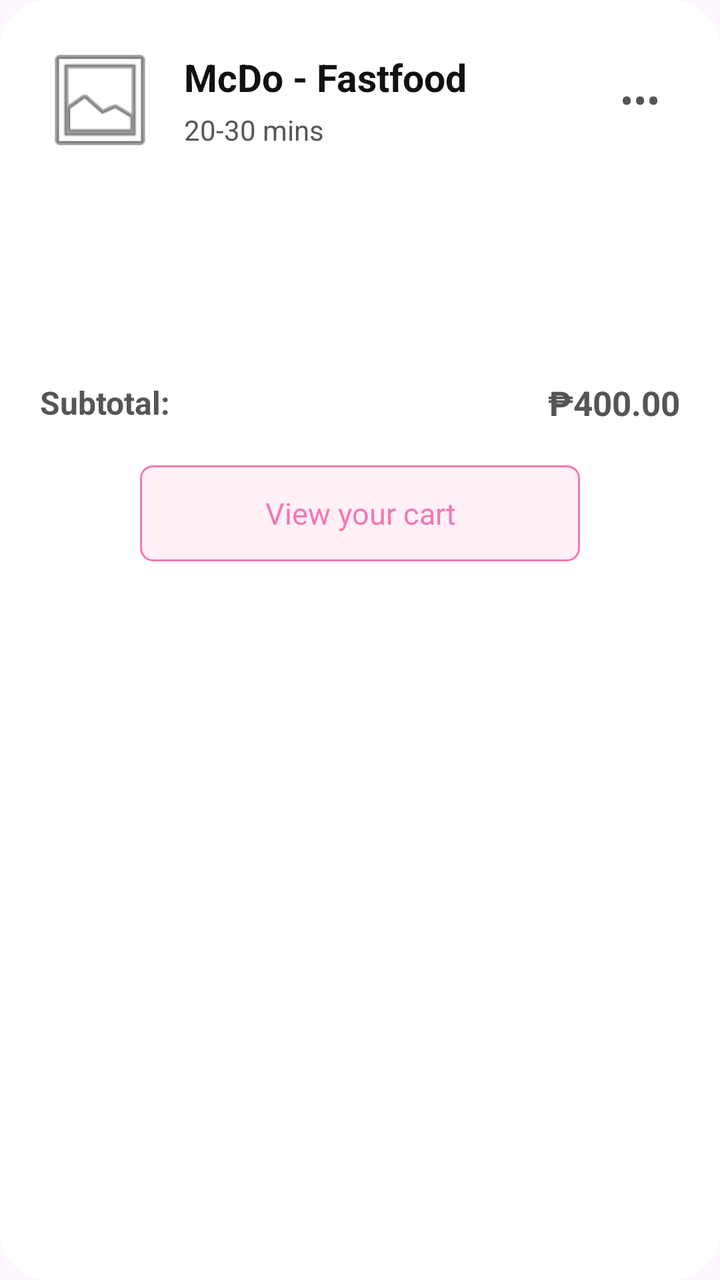
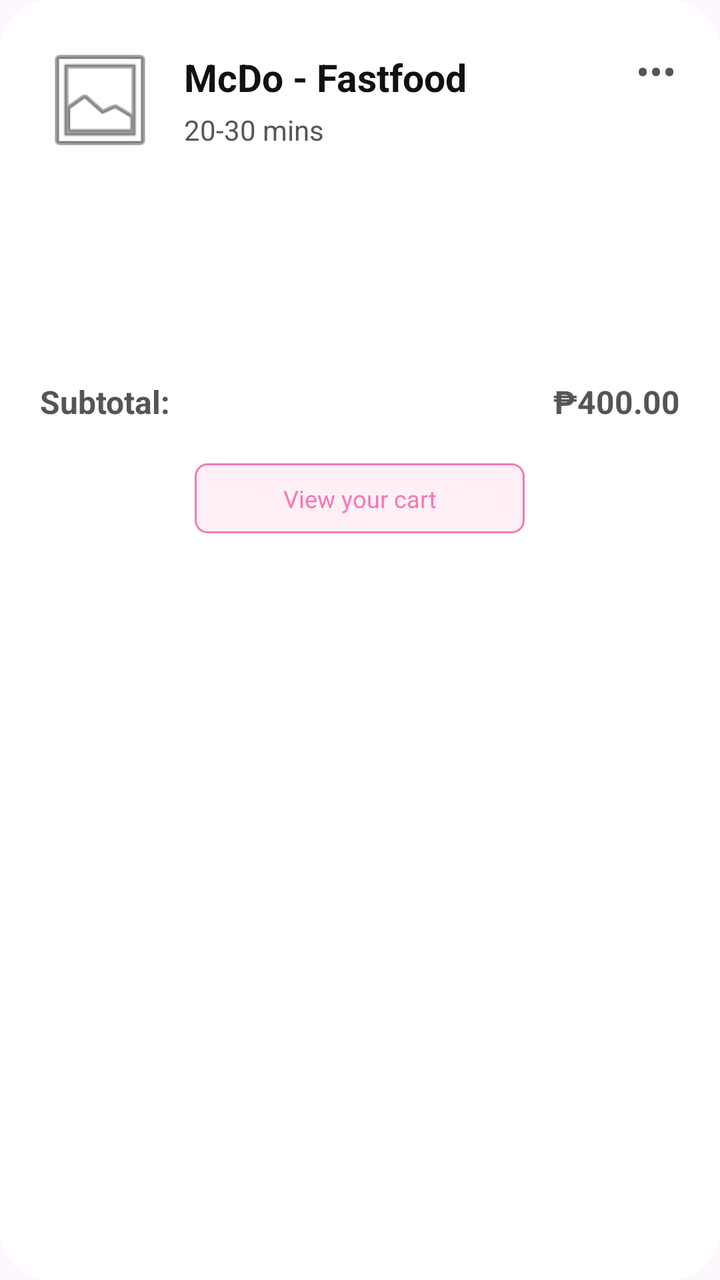

An Android layout rendered at two revisions. The XML below is the earlier revision; the diff shows what the commit changed to produce the second picture.
<!-- AndroidManifest.xml: application theme Theme.Click2Eat -->
<!-- res/layout/item_restaurant_cart.xml -->
<?xml version="1.0" encoding="utf-8"?>
<LinearLayout
    xmlns:android="http://schemas.android.com/apk/res/android"
    xmlns:tools="http://schemas.android.com/tools"
    android:layout_width="match_parent"
    android:layout_height="wrap_content"
    android:layout_marginBottom="20dp"
    android:background="@drawable/bg_restaurant_cart"
    android:orientation="vertical"
    android:padding="20dp">

    
    <LinearLayout
        android:layout_width="match_parent"
        android:layout_height="wrap_content"
        android:orientation="horizontal"
        android:gravity="center_vertical">

        
        <ImageView
            android:id="@+id/imgRestaurant"
            android:layout_width="60dp"
            android:layout_height="60dp"
            android:scaleType="fitCenter"
            android:src="@android:drawable/ic_menu_gallery"
            android:contentDescription="Restaurant logo" />

        
        <LinearLayout
            android:layout_width="0dp"
            android:layout_height="wrap_content"
            android:layout_weight="1"
            android:layout_marginStart="12dp"
            android:orientation="vertical">

            <TextView
                android:id="@+id/txtRestaurantName"
                android:layout_width="match_parent"
                android:layout_height="wrap_content"
                android:text="McDo - Fastfood"
                android:textColor="#111111"
                android:textSize="19sp"
                android:textStyle="bold"
                android:maxLines="2" />

            <TextView
                android:id="@+id/txtDeliveryTime"
                android:layout_width="match_parent"
                android:layout_height="wrap_content"
                android:layout_marginTop="4dp"
                android:text="20-30 mins"
                android:textColor="#555555"
                android:textSize="14sp" />

        </LinearLayout>

        
        <TextView
            android:id="@+id/btnRestaurantOptions"
            android:layout_width="40dp"
            android:layout_height="48dp"
            android:gravity="center"
            android:text="•••"
            android:textSize="20sp"
            android:textColor="#555555"
            android:contentDescription="Restaurant options" />

    </LinearLayout>

    
    <LinearLayout
        android:id="@+id/layoutFoodPreviews"
        android:layout_width="match_parent"
        android:layout_height="80dp"
        android:layout_marginTop="16dp"
        android:orientation="horizontal"
        android:gravity="center_vertical">

        

    </LinearLayout>

    
    <LinearLayout
        android:layout_width="match_parent"
        android:layout_height="wrap_content"
        android:layout_marginTop="14dp"
        android:orientation="horizontal"
        android:gravity="center_vertical">

        <TextView
            android:layout_width="0dp"
            android:layout_height="wrap_content"
            android:layout_weight="1"
            android:text="Subtotal:"
            android:textColor="#555555"
            android:textSize="16sp"
            android:textStyle="bold" />

        <TextView
            android:id="@+id/txtRestaurantSubtotal"
            android:layout_width="wrap_content"
            android:layout_height="wrap_content"
            android:text="₱400.00"
            android:textColor="#555555"
            android:textSize="17sp"
            android:textStyle="bold" />

    </LinearLayout>

    
    <TextView
        android:id="@+id/btnViewCart"
        android:layout_width="220dp"
        android:layout_height="48dp"
        android:layout_gravity="center"
        android:layout_marginTop="20dp"
        android:background="@drawable/bg_pink_outline"
        android:gravity="center"
        android:text="View your cart"
        android:textColor="#F477B3"
        android:textSize="15sp"
        android:clickable="true"
        android:focusable="true"
        android:contentDescription="View restaurant cart" />

</LinearLayout>
<!-- resources referenced by this layout -->
<resources>
  <!-- drawable bg_pink_outline (drawable) -->
  <?xml version="1.0" encoding="utf-8"?>
  <shape xmlns:android="http://schemas.android.com/apk/res/android"
      android:shape="rectangle">
  
      <solid android:color="#FFF0F6"/>
  
      <stroke
          android:width="1dp"
          android:color="#F477B3"/>
  
      <corners android:radius="6dp"/>
  
  </shape>
  <!-- drawable bg_restaurant_cart (drawable) -->
  <?xml version="1.0" encoding="utf-8"?>
  <shape xmlns:android="http://schemas.android.com/apk/res/android"
      android:shape="rectangle">
  
      <solid android:color="#FFFFFF"/>
  
      <corners android:radius="24dp"/>
  
  </shape>
  <style name="Theme.Click2Eat" parent="Base.Theme.Click2Eat" />
  <style name="Base.Theme.Click2Eat" parent="Theme.Material3.DayNight.NoActionBar">
          
          
      </style>
</resources>

<!-- the commit's change to res/layout/item_restaurant_cart.xml (unified diff, before → after) -->
@@ -57,8 +57,9 @@
         
         <TextView
             android:id="@+id/btnRestaurantOptions"
-            android:layout_width="40dp"
-            android:layout_height="48dp"
+            android:layout_width="24dp"
+            android:layout_height="20dp"
+            android:layout_marginBottom="18dp"
             android:gravity="center"
             android:text="•••"
             android:textSize="20sp"
@@ -103,7 +104,7 @@
             android:layout_height="wrap_content"
             android:text="₱400.00"
             android:textColor="#555555"
-            android:textSize="17sp"
+            android:textSize="16sp"
             android:textStyle="bold" />
 
     </LinearLayout>
@@ -111,15 +112,15 @@
     
     <TextView
         android:id="@+id/btnViewCart"
-        android:layout_width="220dp"
-        android:layout_height="48dp"
+        android:layout_width="165dp"
+        android:layout_height="35dp"
         android:layout_gravity="center"
         android:layout_marginTop="20dp"
         android:background="@drawable/bg_pink_outline"
         android:gravity="center"
         android:text="View your cart"
         android:textColor="#F477B3"
-        android:textSize="15sp"
+        android:textSize="12sp"
         android:clickable="true"
         android:focusable="true"
         android:contentDescription="View restaurant cart" />
